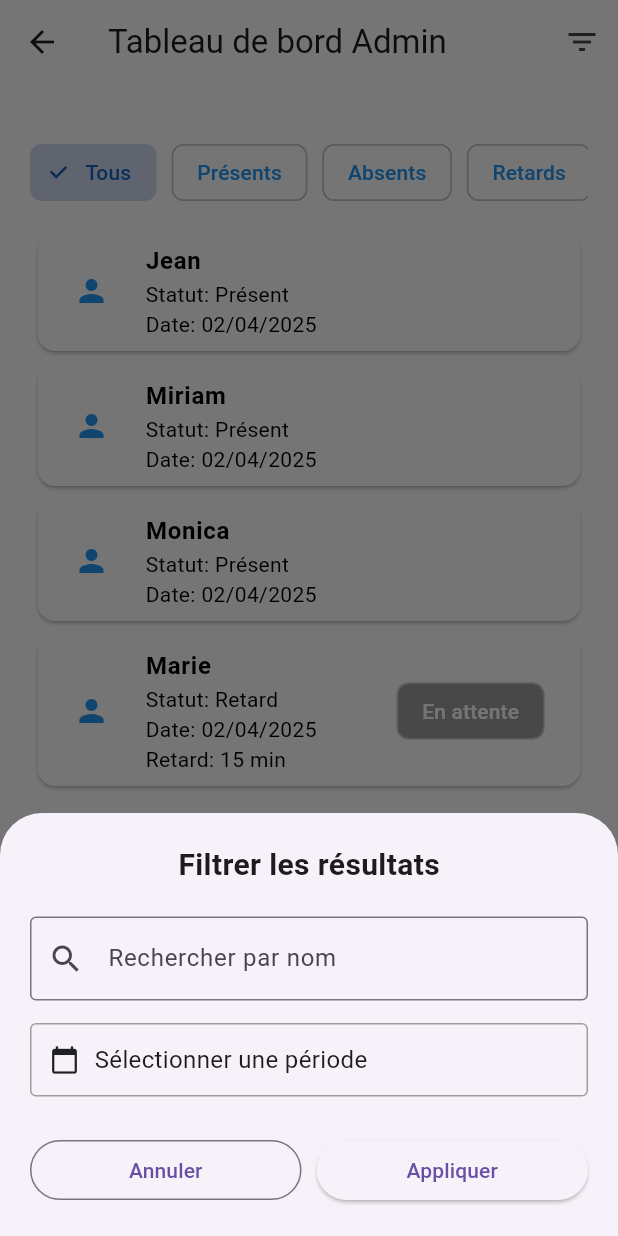
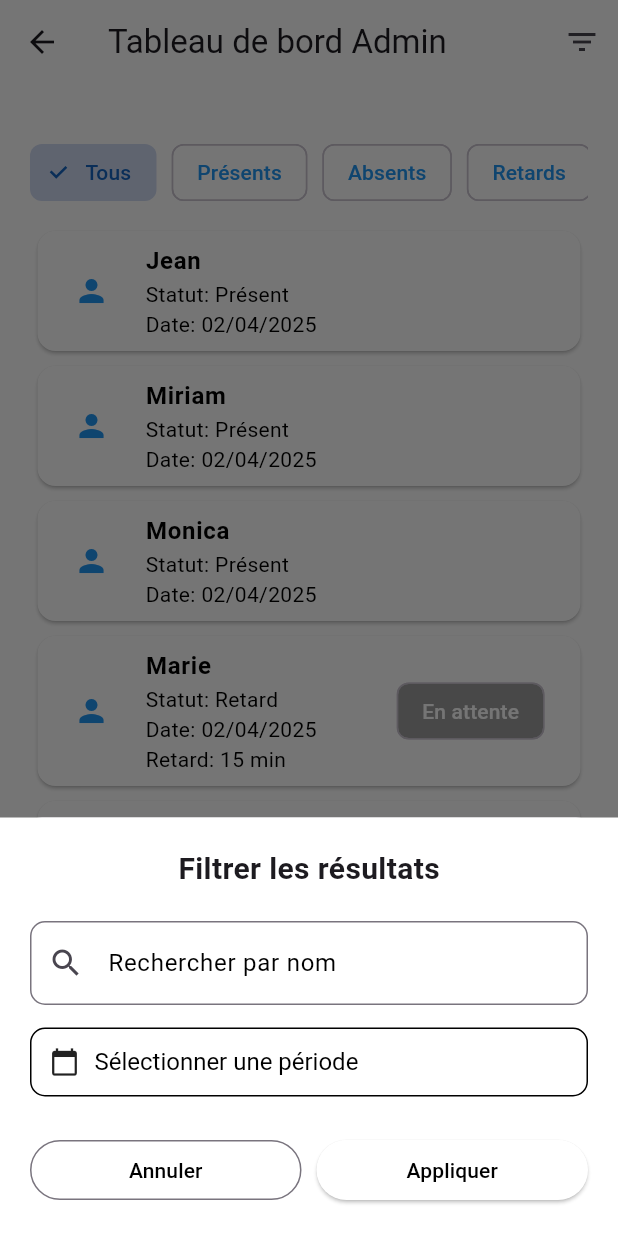
Before and after one commit to Monica1230244/projets, a Flutter app: the AdminDashboard screen opened directly, after a tap on the "filter list" icon, on a phone screen of 412 x 824 dp. Run offline on Flutter 3.47's test engine with Material 3 defaults, Android fonts, the phone set to English and light mode, and no system bars.

Commit message:
modification to the admin_page

```diff
--- a/lib/admin_page.dart
+++ b/lib/admin_page.dart
@@ -1,5 +1,6 @@
 import 'package:flutter/material.dart';
 import 'package:intl/intl.dart';
+
 
 class AdminDashboard extends StatefulWidget {
   const AdminDashboard({super.key});
@@ -260,6 +261,7 @@ class _AdminDashboardState extends State<AdminDashboard> {
           ),
           child: Container(
             padding: const EdgeInsets.all(20),
+            color: Colors.white,
             child: Column(
               mainAxisSize: MainAxisSize.min,
               children: [
@@ -271,10 +273,19 @@ class _AdminDashboardState extends State<AdminDashboard> {
 
                 TextField(
                   controller: _filterController,
-                  decoration: const InputDecoration(
+                  cursorColor: Colors.black,
+                  decoration: InputDecoration(
                     labelText: 'Rechercher par nom',
-                    border: OutlineInputBorder(),
-                    prefixIcon: Icon(Icons.search),
+                    labelStyle: TextStyle(color:Color(0xFF000000) ),
+                    border: OutlineInputBorder(
+                        borderRadius: BorderRadius.circular(10),
+                        borderSide: const BorderSide(color: Color(0xFF000000))
+                    ),
+                    focusedBorder: OutlineInputBorder(
+                      borderRadius: BorderRadius.circular(10),
+                      borderSide: BorderSide(color: Color(0xFF000000)),
+                    ),
+                    prefixIcon: const Icon(Icons.search),
                   ),
                   onChanged: (value) {
                     setState(() {
@@ -292,6 +303,7 @@ class _AdminDashboardState extends State<AdminDashboard> {
                       initialDateRange: _selectedDateRange,
                       locale: const Locale('fr', 'FR'),
                     );
+
                     if (picked != null) {
                       setState(() {
                         _selectedDateRange = picked;
@@ -301,24 +313,44 @@ class _AdminDashboardState extends State<AdminDashboard> {
                   child: Container(
                     padding: const EdgeInsets.all(12),
                     decoration: BoxDecoration(
-                      border: Border.all(color: Colors.grey),
-                      borderRadius: BorderRadius.circular(4),
+                      border: Border.all(color: Colors.black),
+                      borderRadius: BorderRadius.circular(10),
+                      color: Colors.white,
                     ),
                     child: Row(
                       children: [
                         const Icon(Icons.calendar_today, size: 20),
                         const SizedBox(width: 10),
-                        Text(
-                          _selectedDateRange == null
-                              ? 'Sélectionner une période'
-                              : 'Du ${DateFormat('dd/MM/yyyy').format(_selectedDateRange!.start)} au '
-                              '${DateFormat('dd/MM/yyyy').format(_selectedDateRange!.end)}',
-                          style: const TextStyle(fontSize: 16),
+                        Expanded(
+                          child: RichText(
+
+                            text: TextSpan(
+                              style: const TextStyle(fontSize: 16, color: Colors.black),
+                              children: <TextSpan>[
+                                if (_selectedDateRange == null)
+                                  const TextSpan(text: 'Sélectionner une période'),
+                                if (_selectedDateRange != null) ...[
+                                  const TextSpan(text: 'Du '),
+                                  TextSpan(
+                                    text: DateFormat('dd/MM/yyyy').format(_selectedDateRange!.start),
+                                    style: const TextStyle(color: Colors.blue),
+                                  ),
+                                  const TextSpan(text: ' au '),
+                                  TextSpan(
+                                    text: DateFormat('dd/MM/yyyy').format(_selectedDateRange!.end),
+                                    style: const TextStyle(color: Colors.blue),
+                                  ),
+                                ],
+                              ],
+                            ),
+                          ),
                         ),
                       ],
                     ),
                   ),
                 ),
+
+
                 const SizedBox(height: 25),
                 Row(
                   children: [
@@ -333,7 +365,7 @@ class _AdminDashboardState extends State<AdminDashboard> {
                             _selectedFilter = 'Tous';
                           });
                         },
-                        child: const Text('Annuler'),
+                        child: const Text('Annuler',style: TextStyle(color: Colors.black)),
                       ),
                     ),
                     const SizedBox(width: 10),
@@ -341,8 +373,15 @@ class _AdminDashboardState extends State<AdminDashboard> {
                       child: ElevatedButton(
                         onPressed: () {
                           Navigator.pop(context);
+
                         },
-                        child: const Text('Appliquer'),
+                        style: ElevatedButton.styleFrom(
+                          backgroundColor: Colors.white,
+                          shape: RoundedRectangleBorder(
+                            borderRadius: BorderRadius.circular(20),
+                          ),
+                        ),
+                        child: const Text('Appliquer',style: TextStyle(color: Colors.black),),
                       ),
                     ),
                   ],
@@ -486,16 +525,13 @@ class _AdminDashboardState extends State<AdminDashboard> {
                   const Divider(height: 30),
                 ],
                 if (employee['validationStatus'] == 'En attente') ...[
-                  const Text('ACTION ADMINISTRATEUR',
-                      style: TextStyle(fontWeight: FontWeight.bold)),
-                  const SizedBox(height: 10),
-                  const Text('Commentaire (obligatoire si rejet):',
+                  const Text('Commentaire :',
                       style: TextStyle(fontStyle: FontStyle.italic)),
                   TextField(
                     controller: _rejectionController,
                     decoration: const InputDecoration(
                       border: OutlineInputBorder(),
-                      hintText: 'Motif du rejet...',
+                      hintText: 'Motif du rejet',
                     ),
                     maxLines: 3,
                   ),
@@ -523,7 +559,6 @@ class _AdminDashboardState extends State<AdminDashboard> {
                   _updateStatus(employee, 'Validé', '');
                   Navigator.pop(context);
                 },
-                child: const Text('VALIDER',style: TextStyle(color: Colors.black),),
                     style: ElevatedButton.styleFrom(
                     backgroundColor:  Colors.white,
                     padding: EdgeInsets.symmetric(horizontal: 40, vertical: 16),
@@ -531,6 +566,7 @@ class _AdminDashboardState extends State<AdminDashboard> {
                     borderRadius: BorderRadius.circular(30),
         ),
               ),
+                child: const Text('VALIDER',style: TextStyle(color: Colors.black),),
         ),
             ] else ...[
               TextButton(
--- a/lib/connect_admin.dart
+++ b/lib/connect_admin.dart
@@ -91,9 +91,6 @@ class _CreateEmployeeState extends State<CreateEmployee> {
           _isLoading = false;
         });
 
-        ScaffoldMessenger.of(context).showSnackBar(
-          SnackBar(content: Text('Compte employé créé avec succès (simulation)')),
-        );
 
         _formKey.currentState?.reset();
         setState(() {
@@ -115,14 +112,16 @@ class _CreateEmployeeState extends State<CreateEmployee> {
           fontWeight: FontWeight.bold,
         )),
       ),
-      body: Padding(
+      body: SingleChildScrollView(
+        child:
+      Padding(
         padding: const EdgeInsets.symmetric(horizontal: 20),
         child: Form(
           key: _formKey,
           child: Column(
             crossAxisAlignment: CrossAxisAlignment.start,
             children: [
-              SizedBox(height: 24),
+              SizedBox(height: 5),
               TextFormField(
                 controller: _firstNameController,
                 cursorColor: Colors.black,
@@ -212,6 +211,7 @@ class _CreateEmployeeState extends State<CreateEmployee> {
               ),
               SizedBox(height: 16),
               DropdownButtonFormField<String>(
+                dropdownColor: Colors.white,
                 value: _selectedDepartement,
                 decoration: InputDecoration(
                   labelText: 'Département*',
@@ -230,15 +230,19 @@ class _CreateEmployeeState extends State<CreateEmployee> {
                   ),
                   prefixIcon: Icon(Icons.business, color: Colors.blue),
                 ),
+
                 hint: Text('Sélectionnez un département'),
                 items: _departement.map((String department) {
                   return DropdownMenuItem<String>(
+
                     value: department,
+
                     child: Text(department),
                   );
                 }).toList(),
                 onChanged: (String? newValue) {
                   setState(() {
+
                     _selectedDepartement = newValue;
                   });
                   _autoGeneratePassword();
@@ -252,6 +256,7 @@ class _CreateEmployeeState extends State<CreateEmployee> {
               ),
               SizedBox(height: 16),
               DropdownButtonFormField<String>(
+                dropdownColor: Colors.white,
                 value: _selectedPoste,
                 decoration: InputDecoration(
                   labelText: 'Poste*',
@@ -351,7 +356,7 @@ class _CreateEmployeeState extends State<CreateEmployee> {
                   return null;
                 },
               ),
-              SizedBox(height: 50),
+              SizedBox(height: 30),
               _isLoading
                   ? Center(child: CircularProgressIndicator())
                   : SizedBox(
@@ -381,6 +386,7 @@ class _CreateEmployeeState extends State<CreateEmployee> {
           ),
         ),
       ),
+      ),
     );
   }
 }
```
